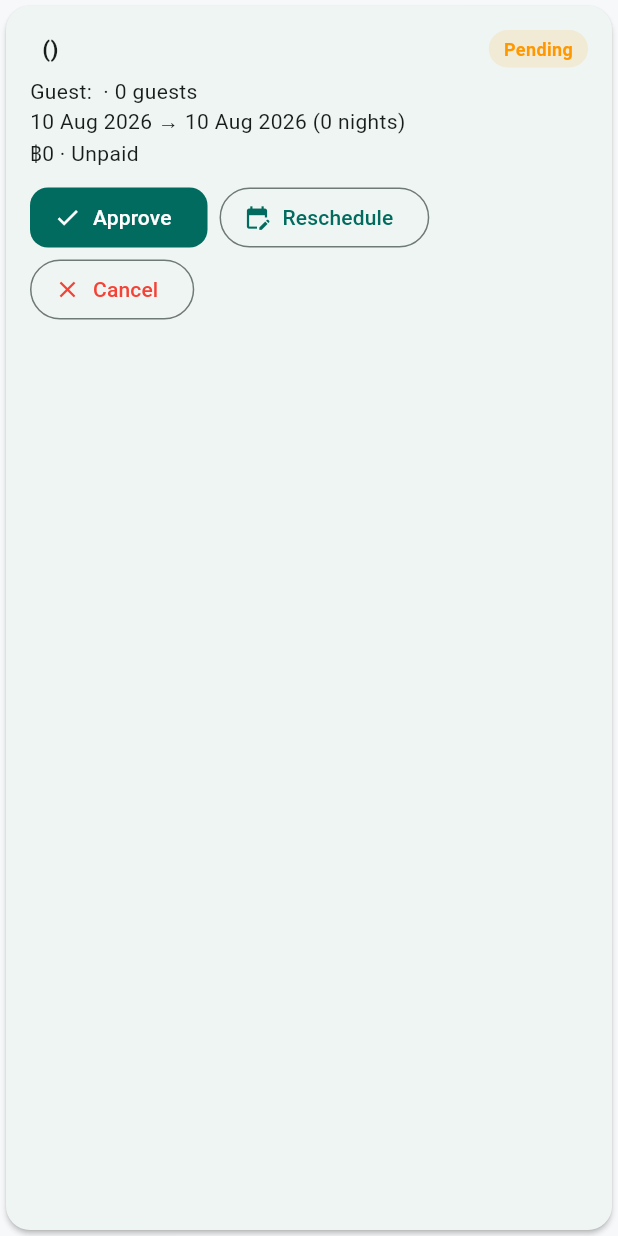
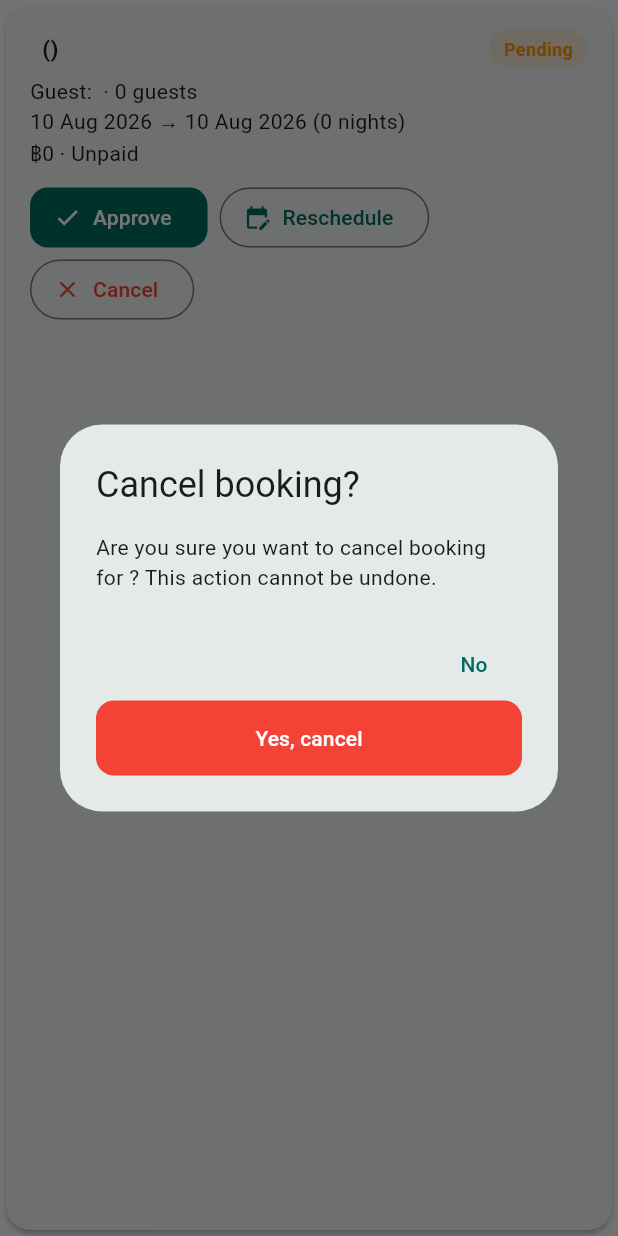
Before and after one commit to PhonlawatThaenthong/tourist-booking-application, a Flutter app: the _AdminBookingCard widget shown alone on an empty page, opened directly with empty values, after a tap on "Cancel", on a phone screen of 412 x 824 dp. Run offline on Flutter 3.47's test engine with Material 3 defaults, Android fonts, the phone set to English and light mode, and no system bars; our stand-ins replace flutter_bloc, shared_preferences; accounts and stored records are empty.

Commit message:
add recheck cancle

```diff
--- a/lib/screens/admin/manage_bookings_screen.dart
+++ b/lib/screens/admin/manage_bookings_screen.dart
@@ -80,6 +80,31 @@ class _AdminBookingCard extends StatelessWidget {
     }
   }
 
+  Future<void> _cancel(BuildContext context) async {
+    final confirmed = await showDialog<bool>(
+      context: context,
+      builder: (ctx) => AlertDialog(
+        title: const Text('Cancel booking?'),
+        content: Text(
+            'Are you sure you want to cancel booking ${booking.id} for ${booking.customerName}? This action cannot be undone.'),
+        actions: [
+          TextButton(
+            onPressed: () => Navigator.of(ctx).pop(false),
+            child: const Text('No'),
+          ),
+          FilledButton(
+            style: FilledButton.styleFrom(backgroundColor: Colors.red),
+            onPressed: () => Navigator.of(ctx).pop(true),
+            child: const Text('Yes, cancel'),
+          ),
+        ],
+      ),
+    );
+    if (confirmed == true && context.mounted) {
+      context.read<BookingBloc>().add(BookingCancelRequested(booking.id));
+    }
+  }
+
   Future<void> _reschedule(BuildContext context) async {
     final now = DateTime.now();
     final picked = await showDateRangePicker(
@@ -158,8 +183,7 @@ class _AdminBookingCard extends StatelessWidget {
                     label: const Text('Reschedule'),
                   ),
                   OutlinedButton.icon(
-                    onPressed: () =>
-                        provider.add(BookingCancelRequested(booking.id)),
+                    onPressed: () => _cancel(context),
                     icon: const Icon(Icons.close, size: 18),
                     style: OutlinedButton.styleFrom(
                         foregroundColor: Colors.red,
```
Also changed, not shown: lib/screens/admin/admin_home.dart (+4 -5 lines), lib/screens/admin/manage_staff_screen.dart (+10 -6 lines).
